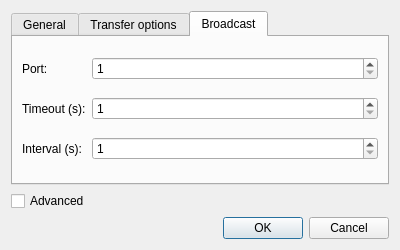
This is src/application/settingsdialog.ui in nitroshare/nitroshare-desktop as Qt 5 draws it before an edit. The edited form follows.
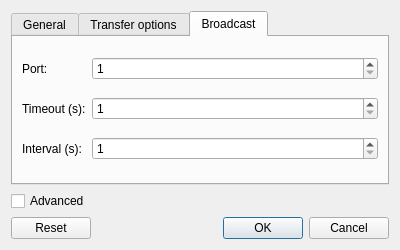
This is the edited form. The open tabs and pages were chosen to show the change.

Commit message: Reset function implemented.

The edit to the form file:
```diff
--- a/src/application/settingsdialog.ui
+++ b/src/application/settingsdialog.ui
@@ -254,11 +254,22 @@
     </widget>
    </item>
    <item>
-    <widget class="QDialogButtonBox" name="buttonBox">
-     <property name="standardButtons">
-      <set>QDialogButtonBox::Cancel|QDialogButtonBox::Ok</set>
-     </property>
-    </widget>
+    <layout class="QHBoxLayout" name="horizontalLayout_4">
+     <item>
+      <widget class="QPushButton" name="pshBtnReset">
+       <property name="text">
+        <string>Reset</string>
+       </property>
+      </widget>
+     </item>
+     <item>
+      <widget class="QDialogButtonBox" name="buttonBox">
+       <property name="standardButtons">
+        <set>QDialogButtonBox::Cancel|QDialogButtonBox::Ok</set>
+       </property>
+      </widget>
+     </item>
+    </layout>
    </item>
   </layout>
  </widget>
```
Left out of the diff: 33 changed lines with no effect on the pictures. The commit also changes 2 other files.
